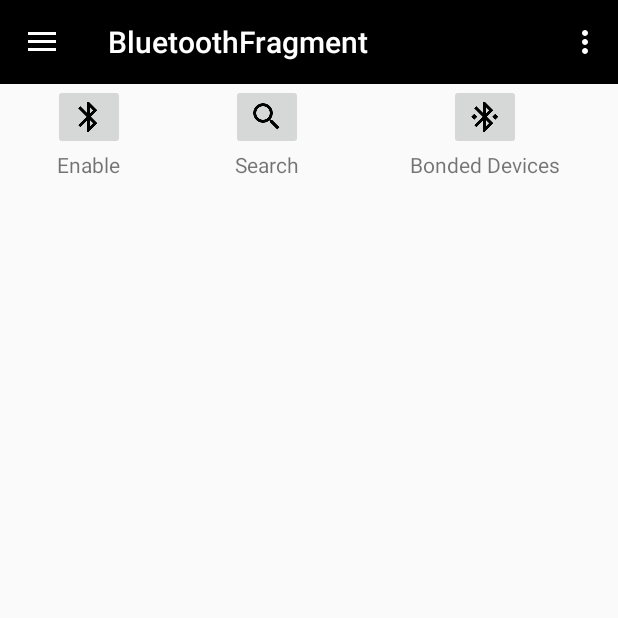
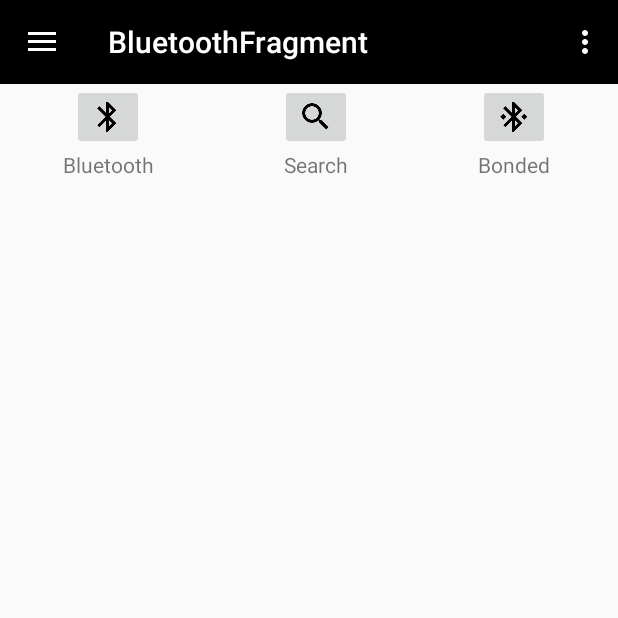
Before and after one commit to GonzaloGPF/ArduinoRC, an Android app: the screen it shows after launch (MainActivity), on a phone screen of 412 x 824 dp, the top half of it. Run offline under Robolectric (Android 15) with nearby library versions, the light colour scheme and no system bars; 2 statements that could not run were skipped.

Commit message:
A commit before big update...

```diff
--- a/app/src/main/java/com/gpf/app/arduinorc/MainActivity.java
+++ b/app/src/main/java/com/gpf/app/arduinorc/MainActivity.java
@@ -35,10 +35,11 @@ public class MainActivity extends AppCompatActivity implements BluetoothFragment
     private static final String TAG = "com.gpf.app.arduinorc";
     private static final int REQUEST_ENABLE_BT = 1;
     private static final int REQUEST_DISCOVERABLE = 2;
+    private static final String DEVICES = "bluetooth_devices";
     private Toolbar toolbar;
     private NavigationFragment navigationFragment;
     private BluetoothSocket clientSocket;
-    private ArrayList<BluetoothDevice> arrayDevices = new ArrayList<>();
+    private ArrayList<BluetoothDevice> devices = new ArrayList<>();
     private BluetoothAdapter bAdapter;
     private BluetoothFragment bluetoothFragment;
     private final BroadcastReceiver bReceiver = new BroadcastReceiver(){
@@ -66,11 +67,9 @@ public class MainActivity extends AppCompatActivity implements BluetoothFragment
                 Toast.makeText(getBaseContext(), "Device Detected" + ": " + deviceDesc, Toast.LENGTH_SHORT).show();
                 Log.d(TAG, "ACTION_FOUND: Device detected " + deviceDesc);
                 addDevice(device);
-                bluetoothFragment.setArrayDevices(arrayDevices);
             }
             if(action.equals(BluetoothAdapter.ACTION_DISCOVERY_FINISHED)){
                 Toast.makeText(getBaseContext(), "Discovery Finished", Toast.LENGTH_SHORT).show();
-                bluetoothFragment.setArrayDevices(arrayDevices);
             }
         }
     };
@@ -88,19 +87,30 @@ public class MainActivity extends AppCompatActivity implements BluetoothFragment
 
         navigationFragment = (NavigationFragment) getFragmentManager().findFragmentById(R.id.navigationDrawer);
         navigationFragment.setUp(drawerLayout, toolbar);
+        bluetoothFragment = BluetoothFragment.newInstance();
 
         bAdapter = BluetoothAdapter.getDefaultAdapter();
         if(bAdapter==null){
-            Log.d(TAG,"This device has not Bluetooth");
+            Log.d(TAG, "This device has not Bluetooth");
         }
+        if(savedInstanceState!=null){
+            devices = savedInstanceState.getParcelableArrayList(DEVICES);
+        }else{
+            getFragmentManager().beginTransaction().add(R.id.fragmentContainer, bluetoothFragment, getString(R.string.bluetooth_fragment)).commit();
+            toolbar.setTitle(getString(R.string.bluetooth_fragment));
+        }
+        if(bluetoothFragment==null){
+            Log.d("Debugg", "Fragment is null!");
+        }
+        registerBluetoothEvents();
+    }
 
-        if(savedInstanceState==null) {
-            bluetoothFragment = BluetoothFragment.newInstance(getBluetoothState());
-            getFragmentManager().beginTransaction().add(R.id.fragmentContainer, bluetoothFragment, getString(R.string.bt_fragment)).commit();
-            toolbar.setTitle(getString(R.string.bt_fragment));
-        }
-        registrarEventosBluetooth();
+    @Override
+    protected void onSaveInstanceState(Bundle outState) {
+        super.onSaveInstanceState(outState);
+        outState.putParcelableArrayList(DEVICES, devices);
     }
+
 
     @Override
     protected void onPostResume() {
@@ -138,14 +148,14 @@ public class MainActivity extends AppCompatActivity implements BluetoothFragment
             case R.id.btn_bluetooth:
                 if(bAdapter.isEnabled()) {
                     bAdapter.disable();
-                    bluetoothFragment.refreshButtons(getBluetoothState());
                 } else {
                     Intent enableBtIntent = new Intent(BluetoothAdapter.ACTION_REQUEST_ENABLE);
                     startActivityForResult(enableBtIntent, REQUEST_ENABLE_BT);
                 }
+                refreshBluetoothFragment();
                 break;
             case R.id.btn_search:
-                arrayDevices.clear();
+                devices.clear();
                 if (bAdapter.isDiscovering()) {
                     bAdapter.cancelDiscovery();
                 }
@@ -156,8 +166,8 @@ public class MainActivity extends AppCompatActivity implements BluetoothFragment
                 }
                 break;
             case R.id.btn_bonded:
-                arrayDevices = new ArrayList<>(bAdapter.getBondedDevices());
-                bluetoothFragment.setArrayDevices(arrayDevices);
+                devices = new ArrayList<>(bAdapter.getBondedDevices());
+                refreshBluetoothFragment();
                 break;
         }
     }
@@ -168,7 +178,7 @@ public class MainActivity extends AppCompatActivity implements BluetoothFragment
         this.unregisterReceiver(bReceiver);
     }
 
-    private void registrarEventosBluetooth() {
+    private void registerBluetoothEvents() {
         IntentFilter filter = new IntentFilter(BluetoothAdapter.ACTION_STATE_CHANGED);
         filter.addAction(BluetoothDevice.ACTION_FOUND);
         filter.addAction(BluetoothAdapter.ACTION_DISCOVERY_FINISHED);
@@ -179,9 +189,9 @@ public class MainActivity extends AppCompatActivity implements BluetoothFragment
     protected void onActivityResult(int requestCode, int resultCode, Intent data) {
         super.onActivityResult(requestCode, resultCode, data);
         if (requestCode == REQUEST_ENABLE_BT) {
+            refreshBluetoothFragment();
             if (resultCode == RESULT_OK) {
                 Log.d(TAG, "Bluetooth: the user accepts");
-                bluetoothFragment.refreshButtons(getBluetoothState());
             } else {
                 Log.d(TAG, "Bluetooth: the user does not accept");
             }
@@ -196,12 +206,19 @@ public class MainActivity extends AppCompatActivity implements BluetoothFragment
     }
 
     private void addDevice(BluetoothDevice device){
-        arrayDevices.add(device);
+        devices.add(device);
+        refreshBluetoothFragment();
+    }
+
+    private void refreshBluetoothFragment(){
+        Log.d("Debugg", "Refreshing Bluetooth Fragment");
+        bluetoothFragment.setDevices(devices);
+        bluetoothFragment.refreshButtons(getBluetoothState());
     }
 
     @Override
     public void deviceClick(View view, int position) {
-        BluetoothDevice device = arrayDevices.get(position);
+        BluetoothDevice device = devices.get(position);
         connectDialog("Connection", "Do you want connect with " + device.getName() + " ?", device.getAddress()).show();
     }
 
--- a/app/src/main/java/com/gpf/app/arduinorc/fragments/BluetoothFragment.java
+++ b/app/src/main/java/com/gpf/app/arduinorc/fragments/BluetoothFragment.java
@@ -6,6 +6,7 @@ import android.bluetooth.BluetoothDevice;
 import android.os.Bundle;
 import android.support.v7.widget.LinearLayoutManager;
 import android.support.v7.widget.RecyclerView;
+import android.util.Log;
 import android.view.LayoutInflater;
 import android.view.View;
 import android.view.ViewGroup;
@@ -20,22 +21,16 @@ import java.util.ArrayList;
 
 public class BluetoothFragment extends Fragment implements View.OnClickListener {
 
-    private static final String ADAPTER_STATE = "bluetooth_adapter_state";
-    private static final String DEVICES_STATE = "devices_adapter_state";
-
-    private Boolean adapterState;
-
     private ImageButton btn_bluetooth, btn_search, btn_bonded;
-    private TextView txt_bluetooth;
-    private ArrayList<BluetoothDevice> devices = new ArrayList<>();
+    private TextView txt_bluetooth, txt_search, txt_bonded;
     private BluetoothDeviceAdapter adapter;
 
     private OnBluetoothInteractionListener mListener;
 
-    public static BluetoothFragment newInstance(Boolean param1) {
+    public static BluetoothFragment newInstance() {
         BluetoothFragment fragment = new BluetoothFragment();
         Bundle args = new Bundle();
-        args.putBoolean(ADAPTER_STATE, param1);
+        //args.putBoolean(ADAPTER_STATE, param1);
         fragment.setArguments(args);
         return fragment;
     }
@@ -48,14 +43,8 @@ public class BluetoothFragment extends Fragment implements View.OnClickListener
     public void onCreate(Bundle savedInstanceState) {
         super.onCreate(savedInstanceState);
         if (getArguments() != null) {
-            adapterState = getArguments().getBoolean(ADAPTER_STATE);
+            //adapterState = getArguments().getBoolean(ADAPTER_STATE);
         }
-    }
-
-    @Override
-    public void onSaveInstanceState(Bundle outState) {
-        super.onSaveInstanceState(outState); //If the user rotates screen, dont lose your devices!
-        outState.putParcelableArrayList(DEVICES_STATE, devices);
     }
 
     @Override
@@ -65,6 +54,9 @@ public class BluetoothFragment extends Fragment implements View.OnClickListener
         btn_search = (ImageButton) view.findViewById(R.id.btn_search);
         btn_bonded = (ImageButton) view.findViewById(R.id.btn_bonded);
         txt_bluetooth = (TextView) view.findViewById(R.id.txt_bluetooth);
+        txt_search = (TextView) view.findViewById(R.id.txt_search);
+        txt_bonded = (TextView) view.findViewById(R.id.txt_bonded);
+
         RecyclerView recyclerView = (RecyclerView) view.findViewById(R.id.devices_list);
         recyclerView.setLayoutManager(new LinearLayoutManager(getActivity()));
         adapter = new BluetoothDeviceAdapter(getActivity(),(MainActivity) getActivity());
@@ -74,18 +66,23 @@ public class BluetoothFragment extends Fragment implements View.OnClickListener
         btn_search.setOnClickListener(this);
         btn_bonded.setOnClickListener(this);
 
-        if(savedInstanceState!=null){
-            devices =  savedInstanceState.getParcelableArrayList(DEVICES_STATE);
-            adapter.setDevices(devices);
-        }
-
-        refreshButtons(adapterState);
         return view;
     }
 
+    @Override
+    public void onActivityCreated(Bundle savedInstanceState) {
+        super.onActivityCreated(savedInstanceState);
+    }
+
+    @Override
+    public void onStart() {
+        super.onStart();
+        refreshButtons(((MainActivity) getActivity()).getBluetoothState());
+    }
 
     @Override
     public void onAttach(Activity activity) {
+        Log.d("Debug", "Atached");
         super.onAttach(activity);
         try {
             mListener = (OnBluetoothInteractionListener) activity;
@@ -96,6 +93,7 @@ public class BluetoothFragment extends Fragment implements View.OnClickListener
 
     @Override
     public void onDetach() {
+        Log.d("Debug", "Detached");
         super.onDetach();
         mListener = null;
     }
@@ -112,6 +110,7 @@ public class BluetoothFragment extends Fragment implements View.OnClickListener
     }
 
     public void refreshButtons(Boolean state){
+        if(isVisible()){
             if(state){
                 btn_bluetooth.setImageResource(R.drawable.ic_btn_bluetooth_disable);
                 txt_bluetooth.setText("Disable");
@@ -120,11 +119,15 @@ public class BluetoothFragment extends Fragment implements View.OnClickListener
                 txt_bluetooth.setText("Enable");
             }
             btn_search.setEnabled(state);
+            txt_search.setEnabled(state);
             btn_bonded.setEnabled(state);
+            txt_bonded.setEnabled(state);
+        }
     }
 
-    public void setArrayDevices(ArrayList<BluetoothDevice> devices){
-        this.devices = devices;
-        adapter.setDevices(this.devices);
+    public void setDevices(ArrayList<BluetoothDevice> devices){
+        if(adapter!=null){
+            adapter.setDevices(devices);
         }
     }
+}
--- a/app/src/main/java/com/gpf/app/arduinorc/fragments/NavigationFragment.java
+++ b/app/src/main/java/com/gpf/app/arduinorc/fragments/NavigationFragment.java
@@ -12,7 +12,6 @@ import android.view.LayoutInflater;
 import android.view.View;
 import android.view.ViewGroup;
 
-import com.gpf.app.arduinorc.MainActivity;
 import com.gpf.app.arduinorc.R;
 import com.gpf.app.arduinorc.adapters.NavigationAdapter;
 import com.gpf.app.arduinorc.utils.Constants;
@@ -58,8 +57,8 @@ public class NavigationFragment extends Fragment implements NavigationAdapter.Cl
         String fragmentName = "";
         switch (position){
             case 0:
-                nextFragment = BluetoothFragment.newInstance(((MainActivity) getActivity()).getBluetoothState());
-                fragmentName = getString(R.string.bt_fragment);
+                nextFragment = BluetoothFragment.newInstance();
+                fragmentName = getString(R.string.bluetooth_fragment);
                 break;
             case 1:
                 nextFragment = ControllerFragment.newInstance(null, null);
--- a/app/src/main/res/layout/fragment_bluetooth.xml
+++ b/app/src/main/res/layout/fragment_bluetooth.xml
@@ -42,6 +42,7 @@
                 android:layout_width="wrap_content"
                 android:layout_height="wrap_content"
                 android:text="Search"
+                android:id="@+id/txt_search"
                 android:layout_below="@+id/btn_search"
                 android:layout_centerHorizontal="true"/>
         </RelativeLayout>
@@ -59,7 +60,8 @@
             <TextView
                 android:layout_width="wrap_content"
                 android:layout_height="wrap_content"
-                android:text="Bonded Devices"
+                android:text="Bonded"
+                android:id="@+id/txt_bonded"
                 android:layout_below="@+id/btn_bonded"
                 android:layout_centerHorizontal="true"/>
         </RelativeLayout>
--- a/app/src/main/res/values/strings.xml
+++ b/app/src/main/res/values/strings.xml
@@ -7,7 +7,7 @@
     <string name="hello_blank_fragment">Hello blank fragment</string>
     <string name="open_drawer">Open</string>
     <string name="close_drawer">Close</string>
-    <string name="bt_fragment">BluetoothFragment</string>
+    <string name="bluetooth_fragment">BluetoothFragment</string>
     <string name="controller_fragment">ControllerFragment</string>
     <string name="connect">Connect</string>
     <string name="cancel">Cancel</string>
```
Lines whose indentation alone changed are shown as unchanged.
